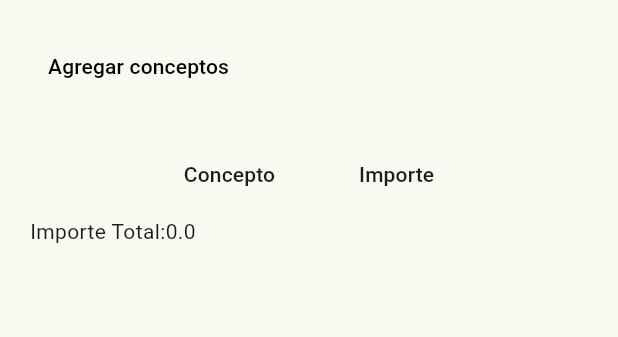
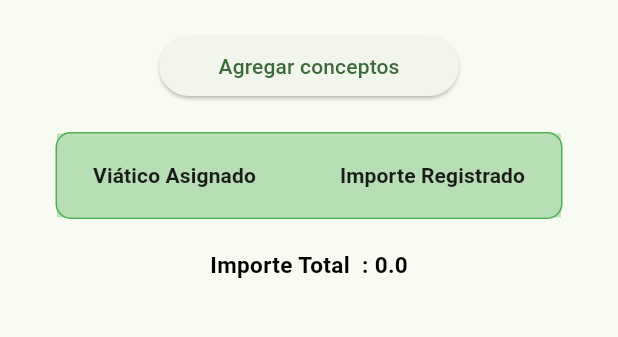
Before and after one commit to MasterSegadiDev/SegadiAppV2, a Flutter app: the TravelExpensesScreen screen opened by its route, on a phone screen of 412 x 824 dp, the part 84-421 px from its top. Run offline on Flutter 3.47's test engine with Material 3 defaults, Android fonts, the light colour scheme and no system bars; our stand-ins replace auto_size_text, flutter_secure_storage, font_awesome_flutter, image_picker, local_auth, shared_preferences; missing offline and left inert: flutter_phone_direct_caller; accounts and stored records are empty.

Commit message:
se cambio la arquitectura a mvvm completamente

```diff
--- a/lib/main.dart
+++ b/lib/main.dart
@@ -46,7 +46,11 @@ class MyApp extends StatelessWidget {
         ChangeNotifierProvider(create: (_) => DetailViewModel()),
         ChangeNotifierProvider(create: (_) => CheckListViewModel()),
         ChangeNotifierProvider(create: (_) => TripClosureViewModel()),
-         ChangeNotifierProvider(create: (_) => TravelExpensesViewModel()),
+        ChangeNotifierProvider(create: (_) {
+          final loadTableTravelExpenses = TravelExpensesViewModel();
+          loadTableTravelExpenses.tableFetchItems();
+          return loadTableTravelExpenses;
+        })
       ],
       child: MaterialApp(
         debugShowCheckedModeBanner: false,
@@ -66,7 +70,7 @@ class MyApp extends StatelessWidget {
               const DetailServicesFinishedScreen(id: 0),
           'trip_closure': (context) => const TripClosureScreen(),
           '/user': (context) => const UserScreen(),
-          '/travel_expenses': (context) => const TravelExpensesScreen(),
+          '/travel_expenses': (context) =>  TravelExpensesScreen(),
         },
       ),
     );
--- a/lib/model/services/checklist.dart
+++ b/lib/model/services/checklist.dart
@@ -84,7 +84,7 @@ class NewCheckList {
       headers: headers,
       body: body,
     );
-
+    print(response.statusCode);
     if (response.statusCode == 200) {
       return response;
     } else {
--- a/lib/view/services/detail_service.dart
+++ b/lib/view/services/detail_service.dart
@@ -465,7 +465,7 @@ class _DetailServiceScreen extends State<DetailServiceScreen> {
                   }
                 : null,
           ),
-          const Text(
+           Text(
             'Estatus de Soporte',
             style: TextStyle(fontSize: 12, color: Colors.black),
           )
@@ -482,7 +482,7 @@ class _DetailServiceScreen extends State<DetailServiceScreen> {
             onPressed: null,
           ),
           Text(
-            'Status de Soporte',
+            'Estatus de Soporte',
             style: TextStyle(fontSize: 12, color: Colors.black),
           )
         ],
--- a/lib/view/services/travel_expenses.dart
+++ b/lib/view/services/travel_expenses.dart
@@ -3,61 +3,7 @@ import 'package:provider/provider.dart';
 import 'package:segadi/view/services/modals/list_travel_expenses.dart';
 import 'package:segadi/view_model/services_operator/travel_expenses.dart';
 
-class TravelExpensesScreen extends StatefulWidget {
-  const TravelExpensesScreen({Key? key}) : super(key: key);
-
-  @override
-  // ignore: library_private_types_in_public_api, no_logic_in_create_state
-  _TravelExpensesScreen createState() => _TravelExpensesScreen();
-}
-
-class _TravelExpensesScreen extends State<TravelExpensesScreen> {
-  List data = [];
-  String concept = "";
-  String comentery = "";
-  dynamic importe = 0;
-
-  String? valuePaymentConcept;
-  int? selected;
-  int? conceptId;
-  //double totalImport = 0;
-
-  bool loading = true;
-  List listDataOption = [];
-
-  bool cancelButton = true;
-
-  // Future getDataOption(int id) async {
-  //   listDataOption = await TravelExpensesService().getData(id);
-  //   if (listDataOption.isEmpty) {
-  //     setState(() {
-  //       cancelButton = false;
-  //     });
-  //   }
-  // }
-
-  // List<TravelExpenses> listTravelExpenses = [];
-  // Future getTravelExpenses(int id) async {
-  //   listTravelExpenses = await TravelExpensesService().getTravelExpenses(id);
-  //   setState(() {
-  //     loading = false;
-  //     _loadData();
-  //   });
-  // }
-
-  _loadData() async {
-    setState(() {
-      // getDataOption(id);
-    });
-  }
-
-  @override
-  void initState() {
-    super.initState();
-    // getDataOption(id);
-    // getTravelExpenses(id);
-  }
-
+class TravelExpensesScreen extends StatelessWidget {
   @override
   Widget build(BuildContext context) {
     final travelExpensesViewModel =
@@ -65,55 +11,61 @@ class _TravelExpensesScreen extends State<TravelExpensesScreen> {
     double totalImport = 0;
     return Scaffold(
       appBar: AppBar(
-        title: const Text(
+        title: Text(
           'Viáticos',
           style: TextStyle(color: Colors.white),
         ),
-        iconTheme: const IconThemeData(color: Colors.white),
-        backgroundColor: const Color(0xFF2C522A),
+        iconTheme: IconThemeData(color: Colors.white),
+        backgroundColor: Color(0xFF2C522A),
       ),
-      body: Padding(
-        padding: const EdgeInsets.all(20),
+      body: SingleChildScrollView(
+        child: Center(
           child: Column(
             children: [
-            Row(
-              mainAxisAlignment: MainAxisAlignment.start,
-              children: [
-                TextButton(
-                  onPressed: cancelButton
-                      ? () {
-                          // _dialogBuilder(context);
+              SizedBox(
+                height: 20,
+              ),
+              ElevatedButton(
+                style: ElevatedButton.styleFrom(
+                    shape: RoundedRectangleBorder(
+                      borderRadius: BorderRadius.circular(100),
+                    ),
+                    fixedSize: Size(200, double.infinity)),
+                onPressed: () async {
+                  await travelExpensesViewModel.fetchItemsTravelExpenses();
+                  if (travelExpensesViewModel.bandera) {
                     _showBottomSheet(context);
                   }
-                      : null,
-                  child: const Text(
-                    'Agregar conceptos',
-                    style: TextStyle(color: Colors.black),
+                },
+                child: Text('Agregar conceptos'),
               ),
-                ),
-              ],
-            ),
-            const SizedBox(
+              SizedBox(
                 height: 20,
               ),
               SingleChildScrollView(
                 scrollDirection: Axis.horizontal,
                 child: DataTable(
-                columns: const [
+                  columns: <DataColumn>[
                     DataColumn(
                       label: Text(
-                      'Concepto',
+                        'Viático Asignado',
+                        style: TextStyle(
+                            fontStyle: FontStyle.normal,
+                            fontWeight: FontWeight.bold),
                       ),
                     ),
                     DataColumn(
                       label: Text(
-                      'Importe',
+                        'Importe Registrado',
+                        style: TextStyle(
+                            fontStyle: FontStyle.normal,
+                            fontWeight: FontWeight.bold),
                       ),
                     ),
                   ],
-                rows: travelExpensesViewModel.loadListTableTravelExpenses
-                    .map((e) {
+                  rows: travelExpensesViewModel.tableItems.map((e) {
                     double result = double.parse(e.totalUsed.toString());
+
                     totalImport += result;
 
                     return DataRow(cells: [
@@ -121,28 +73,46 @@ class _TravelExpensesScreen extends State<TravelExpensesScreen> {
                       DataCell(Text(e.totalUsed.toString())),
                     ]);
                   }).toList(),
+                  decoration: BoxDecoration(
+                    border: Border.all(color: Colors.green, width: 1),
+                    borderRadius: BorderRadius.circular(10),
+                    color: Colors.green.withOpacity(0.1),
+                  ),
+                  headingRowColor: WidgetStateProperty.resolveWith<Color>(
+                      (Set<WidgetState> states) {
+                    return Colors.green.withOpacity(0.3);
+                  }),
+                  dataRowColor: WidgetStateProperty.resolveWith<Color>(
+                      (Set<WidgetState> states) {
+                    return states.contains(WidgetState.selected)
+                        ? Colors.blue.withOpacity(0.2)
+                        : Colors.transparent;
+                  }),
                 ),
               ),
-            Row(
-              children: [
-                Column(
-                  mainAxisAlignment: MainAxisAlignment.end,
-                  children: [Text('Importe Total:$totalImport')],
-                )
+              SizedBox(
+                height: 20,
+              ),
+              Text(
+                'Importe Total  : ${totalImport}',
+                style: TextStyle(
+                    color: Colors.black,
+                    fontStyle: FontStyle.normal,
+                    fontSize: 15,
+                    fontWeight: FontWeight.bold),
+              ),
             ],
-            )
-          ],
+          ),
         ),
       ),
     );
   }
-
+}
 
 void _showBottomSheet(BuildContext context) {
   showModalBottomSheet(
-      isScrollControlled: false,
+    isScrollControlled: true,
     context: context,
     builder: (ctx) => ListTravelExpensesView(),
   );
 }
-}
--- a/lib/view_model/services_operator/travel_expenses.dart
+++ b/lib/view_model/services_operator/travel_expenses.dart
@@ -7,37 +7,133 @@ class TravelExpensesViewModel extends ChangeNotifier {
   TravelExpenses _travelExpenses = TravelExpenses();
   TableExpenses _tableExpenses = TableExpenses();
 
-  double _import = 0.0;
-  double get import => _import;
+  TableExpenses? _table;
+  TableExpenses? get table => _table;
 
-  List<TravelExpenses> _listItemsTravelExpenses = [];
-  List<TravelExpenses> get listItemsTravelExpenses => _listItemsTravelExpenses;
+  String _import = '';
+  String get import => _import;
 
-  List<TableExpenses> _loadListTableTravelExpenses = [];
-  List<TableExpenses> get loadListTableTravelExpenses =>
-      _loadListTableTravelExpenses;
+  set import(String value) {
+    _import = value;
+    notifyListeners();
+  }
+
+  String _comentary = '';
+  String get comentary => _comentary;
+
+  set comentary(String value) {
+    _comentary = value;
+    notifyListeners();
+  }
+
+  int _conceptId = 0;
+  int get conceptId => _conceptId;
+
+  set concetId(int value) {
+    _conceptId = value;
+    notifyListeners();
+  }
+
+  String? _errorMessage = null;
+  String? get errorMessage => _errorMessage;
+
+  List<TravelExpenses> _items = [];
+  List<TravelExpenses> get items => _items;
+
+  TravelExpenses? _selectedItem;
+  TravelExpenses? get selectedItem => _selectedItem;
+
+  List<TableExpenses> _tableItems = [];
+  List<TableExpenses> get tableItems => _tableItems;
 
   final bool _isLoading = false;
-
   bool get isLoading => _isLoading;
 
-  late TravelExpenses _itemTwo;
-  TravelExpenses get itemTwo => _itemTwo;
+  bool _bandera = false;
+  bool get bandera => _bandera;
+
+  List<TravelExpenses> _data = [];
+  List<TravelExpenses> get data => _data;
+
+  TravelExpensesViewModel() {
+    fetchItemsTravelExpenses();
+    print('reload screen ');
+  }
 
   void setNewDetail(int id) async {
     serviceDetailId = id;
 
-    _listItemsTravelExpenses = await _travelExpenses.getData(serviceDetailId);
-    _loadListTableTravelExpenses =
-        await _tableExpenses.getTravelExpenses(serviceDetailId);
+    _items = await _travelExpenses.getData(serviceDetailId);
+    _tableItems = await _tableExpenses.getTravelExpenses(serviceDetailId);
 
-    print(_loadListTableTravelExpenses);
+    notifyListeners();
   }
 
-// int serviceId, int moneyCheckId, dynamic importTotal, comentary
-  Future<void> insertImport(double import) async {
-    if (import > 0) {
-      //await _travelExpenses.getData(id);
+  Future<void> fetchItemsTravelExpenses() async {
+    _items = [];
+    _data = [];
+    _bandera = false;
+
+    _items = await _travelExpenses.getData(serviceDetailId);
+    if (_items.isNotEmpty) {
+      _bandera = true;
+      _data = _items;
+      _conceptId = 0;
+      _comentary = '';
+      _import = '';
     }
+
+    notifyListeners();
+  }
+
+  void setSelectedItem(TravelExpenses? id) {
+    _selectedItem = id;
+    notifyListeners();
+  }
+
+  Future<void> tableFetchItems() async {
+    _tableItems = await _tableExpenses.getTravelExpenses(serviceDetailId);
+    notifyListeners();
+  }
+
+  void reloadItems() async {}
+
+  final TextEditingController textController = TextEditingController();
+  final TextEditingController textController1 = TextEditingController();
+
+  Future<void> insertImport() async {
+    _errorMessage = null;
+
+    if (conceptId <= 0) {
+      _errorMessage = 'Necesitas seleccionar un concepto';
+      print(_errorMessage);
+    } else if (import.isEmpty) {
+      _errorMessage = 'Necesitas ingresar un importe a registrar';
+      print(_errorMessage);
+    } else if (conceptId > 0 && import.isNotEmpty) {
+      var contain = _data.where((element) => element.id == conceptId);
+
+      if (contain.isNotEmpty) {
+        var new_import = double.parse(import);
+        var payment_total = double.parse(contain.first.paymentTotal.toString());
+
+        if (new_import <= payment_total) {
+          var rest = await _travelExpenses.insertImport(
+              serviceDetailId, conceptId, new_import, comentary);
+          if (rest.statusCode == 200) {
+            _tableItems =
+                await _tableExpenses.getTravelExpenses(serviceDetailId);
+            textController.clear();
+            textController1.clear();
+          } else {
+            _errorMessage = 'Ha ocurrido un error al registrar tu viático';
+          }
+        } else {
+          _errorMessage =
+              'El importe : ${import} es mayor al importe seleccionado de: ${contain.first.paymentTotal}';
+        }
+      }
+    }
+    notifyListeners();
   }
 }
```
Also changed, not shown: lib/model/services/travel_expenses.dart (+11 -7 lines), lib/view/services/modals/list_travel_expenses.dart (+67 -99 lines). Lines whose indentation alone changed are shown as unchanged.
